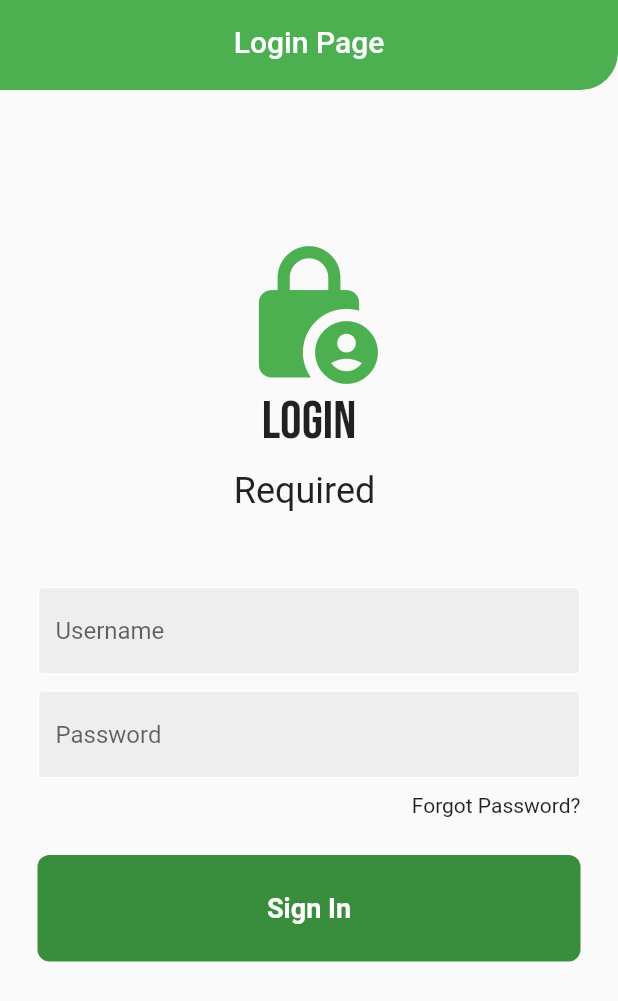
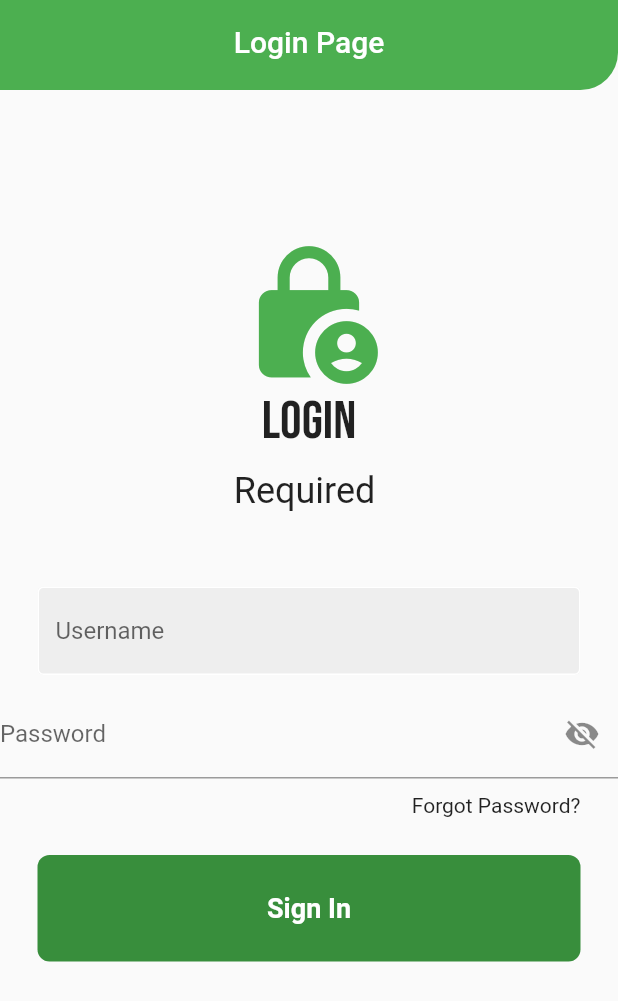
Before and after one commit to randyprimaputra/jobtes, a Flutter app: the screen it shows after launch, on a phone screen of 412 x 824 dp. Shown: the top 1001 px of the screen. Run offline on Flutter 3.47's test engine with Material 2 defaults, Android fonts, the phone set to English and light mode, and no system bars; our stand-ins replace fluttertoast, google_fonts, shared_preferences, sqflite; accounts and stored records are empty.

Commit message:
fix visible password
fixing visible password icon

```diff
--- a/flutter_apk/lib/pages/login_page.dart
+++ b/flutter_apk/lib/pages/login_page.dart
@@ -44,6 +44,8 @@ class _LoginPageState extends State<LoginPage> {
     _getStoredCredentials().then((_) {});
   }
 
+  bool _isPasswordVisible = true;
+
   @override
   Widget build(BuildContext context) {
     return Scaffold(
@@ -80,10 +82,21 @@ class _LoginPageState extends State<LoginPage> {
 
                 const SizedBox(height: 10),
                 // password textfield
-                MyTextField(
+                TextField(
+                  obscureText: _isPasswordVisible,
                   controller: passwordController,
-                  hintText: 'Password',
-                  obsecureText: true,
+                  decoration: InputDecoration(
+                      labelText: 'Password',
+                      enabled: true,
+                      suffixIcon: IconButton(
+                          onPressed: () {
+                            setState(() {
+                              _isPasswordVisible = !_isPasswordVisible;
+                            });
+                          },
+                          icon: Icon(_isPasswordVisible
+                              ? Icons.visibility_off
+                              : Icons.visibility))),
                 ),
                 const SizedBox(height: 10),
 
```
Also changed, not shown: flutter_apk/lib/pages/member/member_page.dart (+6 -5 lines).
